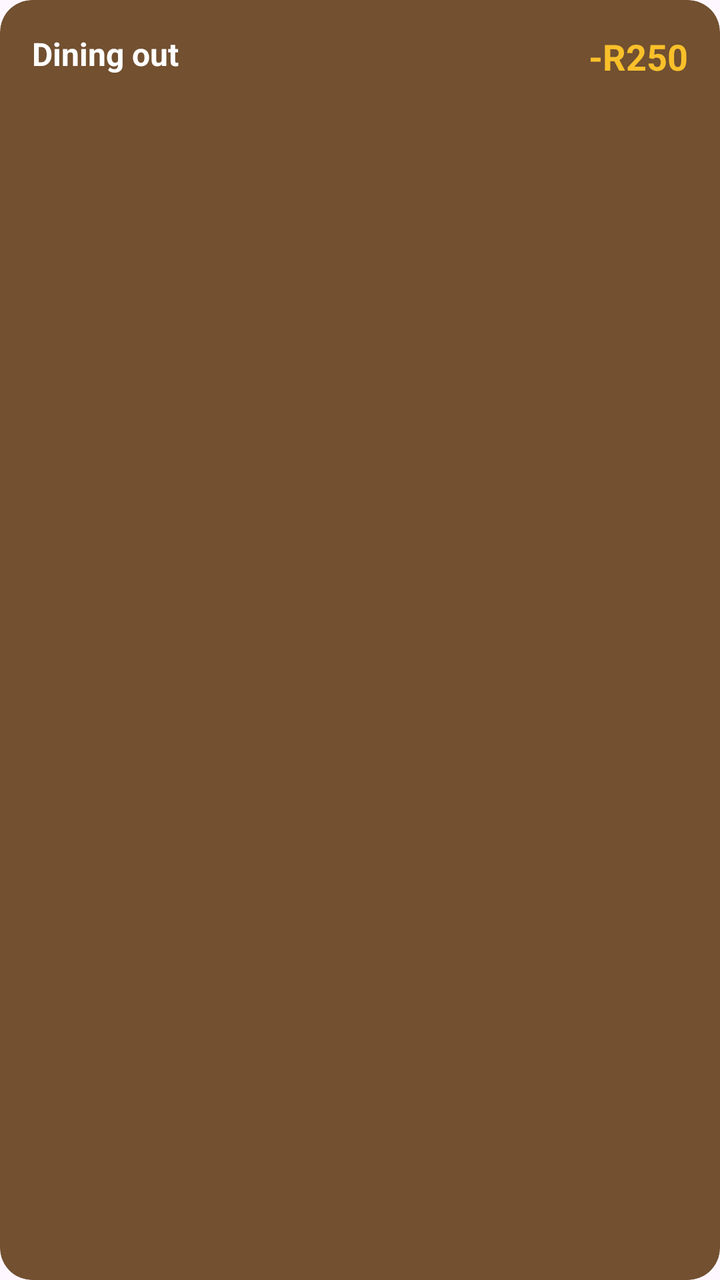
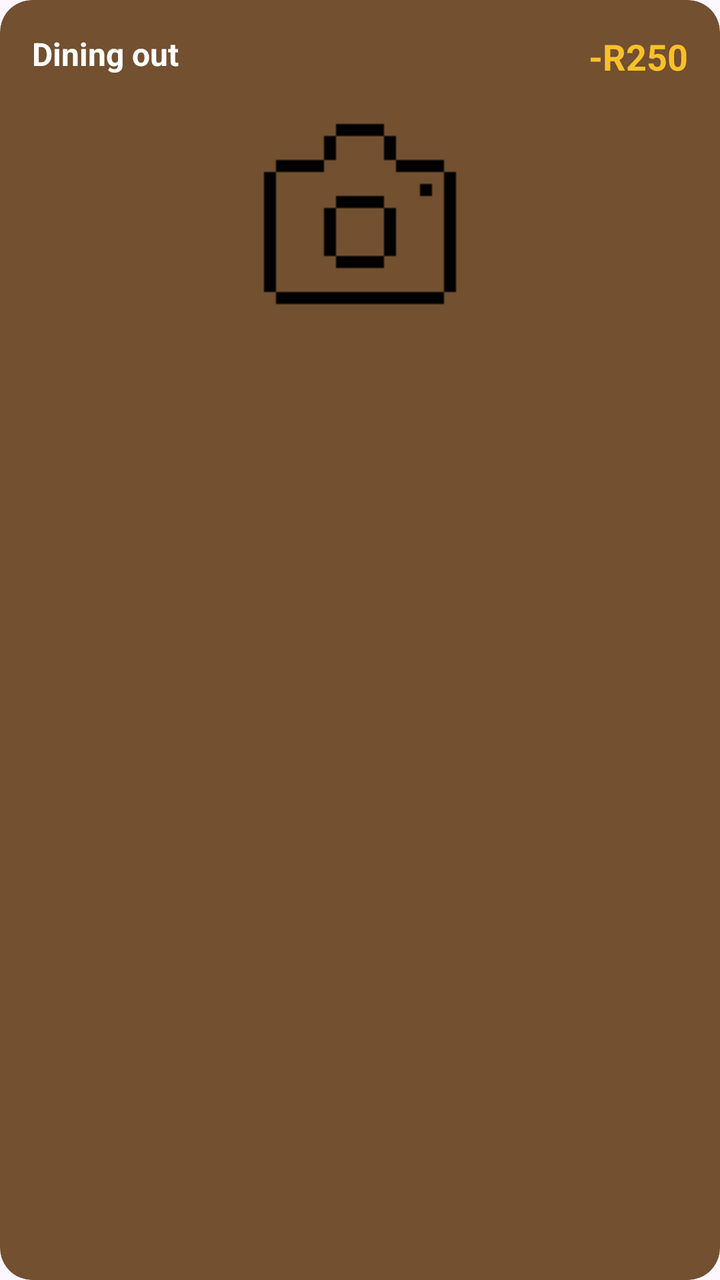

The first picture is an Android layout as it rendered before a commit; the second is the same layout after the commit. The layout source and the unified diff follow.
<!-- AndroidManifest.xml: application theme Theme.BeeBudgetingLimited -->
<!-- res/layout/item_transaction.xml -->
<?xml version="1.0" encoding="utf-8"?>
<androidx.cardview.widget.CardView xmlns:android="http://schemas.android.com/apk/res/android"
    xmlns:app="http://schemas.android.com/apk/res-auto"
    android:layout_width="match_parent"
    android:layout_height="wrap_content"
    android:layout_marginVertical="4dp"
    android:layout_marginHorizontal="5dp"
    app:cardBackgroundColor="@color/Gray_brown"
    app:cardCornerRadius="16dp"
    app:cardElevation="0dp">

    <RelativeLayout
        android:layout_width="match_parent"
        android:layout_height="wrap_content"
        android:padding="16dp">

        
        <TextView
            android:id="@+id/tvCategoryTitle"
            android:layout_width="wrap_content"
            android:layout_height="wrap_content"
            android:text="Dining out"
            android:textColor="@android:color/white"
            android:textSize="16sp"
            android:textStyle="bold" />

        
        <TextView
            android:id="@+id/tvTransactionNote"
            android:layout_width="wrap_content"
            android:layout_height="wrap_content"
            android:layout_below="@id/tvCategoryTitle"
            android:layout_marginTop="2dp"
            android:text="Note: Gift for mom"
            android:textColor="#C5B395"
            android:textSize="12sp"
            android:visibility="gone" />

        
        <TextView
            android:id="@+id/tvTransactionAmount"
            android:layout_width="wrap_content"
            android:layout_height="wrap_content"
            android:layout_alignParentEnd="true"
            android:layout_centerVertical="true"
            android:text="-R250"
            android:textColor="@color/Bright_yellow"
            android:textSize="18sp"
            android:textStyle="bold" />

    </RelativeLayout>
</androidx.cardview.widget.CardView>
<!-- resources referenced by this layout -->
<resources>
  <color name="Bright_yellow">#f9c02a</color>
  <color name="Gray_brown">#725030</color>
  <style name="Theme.BeeBudgetingLimited" parent="Base.Theme.BeeBudgetingLimited" />
  <style name="Base.Theme.BeeBudgetingLimited" parent="Theme.Material3.DayNight.NoActionBar">
          
          
      </style>
</resources>

<!-- the commit's change to res/layout/item_transaction.xml (unified diff, before → after) -->
@@ -3,8 +3,8 @@
     xmlns:app="http://schemas.android.com/apk/res-auto"
     android:layout_width="match_parent"
     android:layout_height="wrap_content"
+    android:layout_marginHorizontal="5dp"
     android:layout_marginVertical="4dp"
-    android:layout_marginHorizontal="5dp"
     app:cardBackgroundColor="@color/Gray_brown"
     app:cardCornerRadius="16dp"
     app:cardElevation="0dp">
@@ -49,4 +49,17 @@
             android:textStyle="bold" />
 
     </RelativeLayout>
+
+    <LinearLayout
+        android:layout_width="match_parent"
+        android:layout_height="match_parent"
+        android:layout_marginVertical="50dp"
+        android:orientation="vertical">
+
+        <ImageView
+            android:id="@+id/ivTransactionPhoto"
+            android:layout_width="match_parent"
+            android:layout_height="wrap_content"
+            app:srcCompat="@drawable/cameraicon" />
+    </LinearLayout>
 </androidx.cardview.widget.CardView>
<!-- resource entries referenced after the edit -->
@@ -2,6 +2,7 @@
 <resources>
   <color name="Bright_yellow">#f9c02a</color>
   <color name="Gray_brown">#725030</color>
+  <!-- drawable cameraicon: png bitmap (drawable, 405 bytes) -->
   <style name="Theme.BeeBudgetingLimited" parent="Base.Theme.BeeBudgetingLimited" />
   <style name="Base.Theme.BeeBudgetingLimited" parent="Theme.Material3.DayNight.NoActionBar">
           
